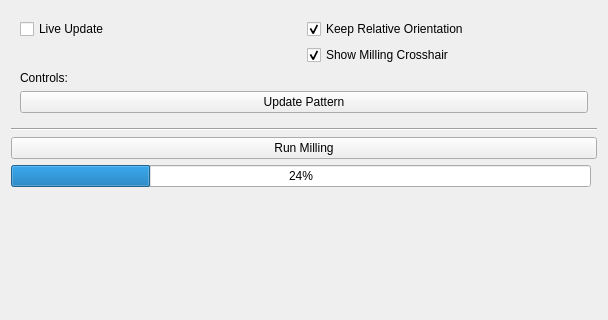
Old version of the form fibsem/ui/qtdesigner_files/FibsemMillingWidget.ui in the repository DeMarcoLab/fibsem; both pictures show x 0 to 608 and y 530 to 850 of the 608 by 850 pixel window.
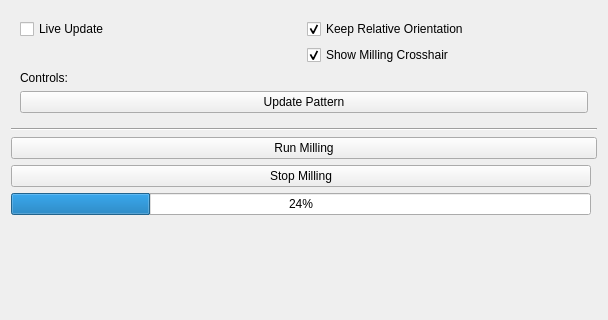
New version of the form.

Commit message: initial stop milling button

Patch:
```diff
--- a/fibsem/ui/qtdesigner_files/FibsemMillingWidget.ui
+++ b/fibsem/ui/qtdesigner_files/FibsemMillingWidget.ui
@@ -14,6 +14,30 @@
    <string>Form</string>
   </property>
   <layout class="QGridLayout" name="gridLayout">
+   <item row="29" column="0" colspan="2">
+    <widget class="QLabel" name="label_info">
+     <property name="text">
+      <string/>
+     </property>
+     <property name="wordWrap">
+      <bool>true</bool>
+     </property>
+    </widget>
+   </item>
+   <item row="18" column="0" colspan="2">
+    <widget class="Line" name="line">
+     <property name="orientation">
+      <enum>Qt::Horizontal</enum>
+     </property>
+    </widget>
+   </item>
+   <item row="28" column="0">
+    <widget class="QProgressBar" name="progressBar_milling">
+     <property name="value">
+      <number>24</number>
+     </property>
+    </widget>
+   </item>
    <item row="26" column="0" colspan="2">
     <widget class="QPushButton" name="pushButton_run_milling">
      <property name="text">
@@ -381,7 +405,7 @@
      </layout>
     </widget>
    </item>
-   <item row="29" column="0" colspan="2">
+   <item row="30" column="0" colspan="2">
     <spacer name="verticalSpacer">
      <property name="orientation">
       <enum>Qt::Vertical</enum>
@@ -394,27 +418,10 @@
      </property>
     </spacer>
    </item>
-   <item row="28" column="0" colspan="2">
-    <widget class="QLabel" name="label_info">
-     <property name="text">
-      <string/>
-     </property>
-     <property name="wordWrap">
-      <bool>true</bool>
-     </property>
-    </widget>
-   </item>
-   <item row="18" column="0" colspan="2">
-    <widget class="Line" name="line">
-     <property name="orientation">
-      <enum>Qt::Horizontal</enum>
-     </property>
-    </widget>
-   </item>
    <item row="27" column="0">
-    <widget class="QProgressBar" name="progressBar_milling">
-     <property name="value">
-      <number>24</number>
+    <widget class="QPushButton" name="pushButton_stop_milling">
+     <property name="text">
+      <string>Stop Milling</string>
      </property>
     </widget>
    </item>
```
The commit also changes 3 other files.
